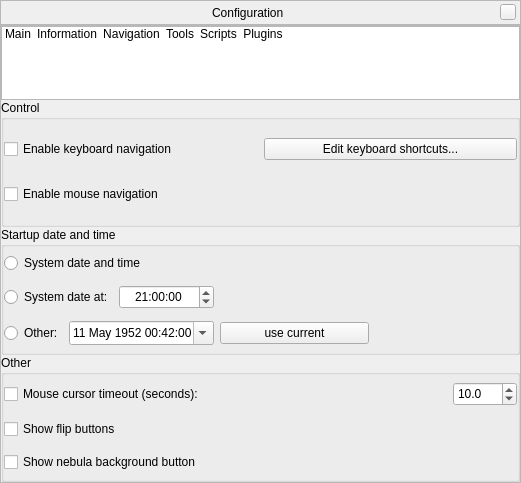
Above: src/gui/configurationDialog.ui from 519984307/stellarium_src before the change. Below: the same form after it.
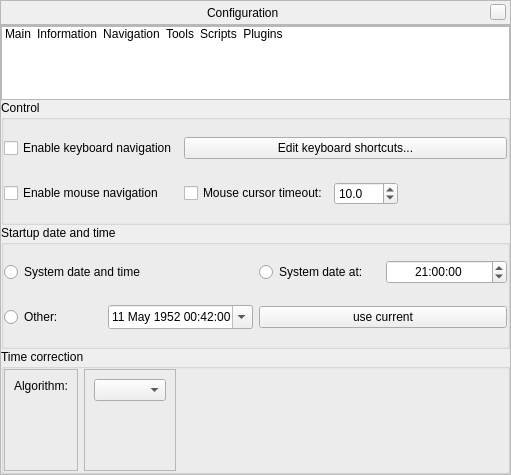
That is the form after the change. The open tabs and pages were chosen to show the change. Icons and pictures are not drawn. Custom widgets are drawn as their Qt base class.

Commit message: refactored configuration menu (stage 1)

```diff
--- a/src/gui/configurationDialog.ui
+++ b/src/gui/configurationDialog.ui
@@ -6,8 +6,8 @@
    <rect>
     <x>0</x>
     <y>0</y>
-    <width>521</width>
-    <height>483</height>
+    <width>511</width>
+    <height>475</height>
    </rect>
   </property>
   <layout class="QVBoxLayout">
@@ -565,7 +565,7 @@
                </property>
               </widget>
              </item>
-             <item row="1" column="0" colspan="2">
+             <item row="1" column="0">
               <widget class="QCheckBox" name="enableMouseNavigationCheckBox">
                <property name="toolTip">
                 <string>Allow mouse to pan (drag) and zoom (mousewheel)</string>
@@ -582,6 +582,58 @@
                </property>
               </widget>
              </item>
+             <item row="1" column="1">
+              <layout class="QHBoxLayout" name="_8">
+               <item>
+                <widget class="QCheckBox" name="mouseTimeoutCheckbox">
+                 <property name="toolTip">
+                  <string>Hides the mouse cursor when inactive</string>
+                 </property>
+                 <property name="text">
+                  <string>Mouse cursor timeout:</string>
+                 </property>
+                </widget>
+               </item>
+               <item>
+                <widget class="QDoubleSpinBox" name="mouseTimeoutSpinBox">
+                 <property name="maximumSize">
+                  <size>
+                   <width>16777215</width>
+                   <height>24</height>
+                  </size>
+                 </property>
+                 <property name="toolTip">
+                  <string>seconds</string>
+                 </property>
+                 <property name="decimals">
+                  <number>1</number>
+                 </property>
+                 <property name="minimum">
+                  <double>0.000000000000000</double>
+                 </property>
+                 <property name="maximum">
+                  <double>3600.000000000000000</double>
+                 </property>
+                 <property name="value">
+                  <double>10.000000000000000</double>
+                 </property>
+                </widget>
+               </item>
+               <item>
+                <spacer name="horizontalSpacer">
+                 <property name="orientation">
+                  <enum>Qt::Horizontal</enum>
+                 </property>
+                 <property name="sizeHint" stdset="0">
+                  <size>
+                   <width>40</width>
+                   <height>20</height>
+                  </size>
+                 </property>
+                </spacer>
+               </item>
+              </layout>
+             </item>
             </layout>
            </widget>
           </item>
@@ -604,7 +656,14 @@
                </property>
               </widget>
              </item>
-             <item row="1" column="0">
+             <item row="2" column="1">
+              <widget class="QPushButton" name="fixedDateTimeCurrentButton">
+               <property name="text">
+                <string>use current</string>
+               </property>
+              </widget>
+             </item>
+             <item row="0" column="1">
               <layout class="QHBoxLayout" name="_3">
                <property name="spacing">
                 <number>6</number>
@@ -709,119 +768,71 @@
                </item>
               </layout>
              </item>
-             <item row="1" column="1">
-              <spacer name="horizontalSpacer_2">
-               <property name="orientation">
-                <enum>Qt::Horizontal</enum>
-               </property>
-               <property name="sizeHint" stdset="0">
-                <size>
-                 <width>123</width>
-                 <height>20</height>
-                </size>
-               </property>
-              </spacer>
-             </item>
-             <item row="2" column="1">
-              <widget class="QPushButton" name="fixedDateTimeCurrentButton">
-               <property name="text">
-                <string>use current</string>
-               </property>
-              </widget>
-             </item>
-             <item row="2" column="2">
-              <spacer name="horizontalSpacer_3">
-               <property name="orientation">
-                <enum>Qt::Horizontal</enum>
-               </property>
-               <property name="sizeHint" stdset="0">
-                <size>
-                 <width>40</width>
-                 <height>20</height>
-                </size>
-               </property>
-              </spacer>
-             </item>
             </layout>
            </widget>
           </item>
           <item>
            <widget class="QGroupBox" name="groupBox_9">
             <property name="title">
-             <string>Other</string>
+             <string>Time correction</string>
             </property>
-            <layout class="QVBoxLayout" name="verticalLayout">
+            <layout class="QHBoxLayout" name="horizontalLayout_9">
              <property name="margin">
               <number>0</number>
              </property>
              <item>
-              <layout class="QHBoxLayout" name="_8">
-               <item>
-                <widget class="QCheckBox" name="mouseTimeoutCheckbox">
-                 <property name="toolTip">
-                  <string>Hides the mouse cursor when inactive</string>
-                 </property>
-                 <property name="text">
-                  <string>Mouse cursor timeout (seconds):</string>
-                 </property>
-                </widget>
-               </item>
-               <item>
-                <spacer name="horizontalSpacer">
-                 <property name="orientation">
-                  <enum>Qt::Horizontal</enum>
-                 </property>
-                 <property name="sizeHint" stdset="0">
-                  <size>
-                   <width>40</width>
-                   <height>20</height>
-                  </size>
-                 </property>
-                </spacer>
-               </item>
-               <item>
-                <widget class="QDoubleSpinBox" name="mouseTimeoutSpinBox">
-                 <property name="maximumSize">
-                  <size>
-                   <width>16777215</width>
-                   <height>24</height>
-                  </size>
-                 </property>
-                 <property name="decimals">
-                  <number>1</number>
-                 </property>
-                 <property name="minimum">
-                  <double>0.000000000000000</double>
-                 </property>
-                 <property name="maximum">
-                  <double>3600.000000000000000</double>
-                 </property>
-                 <property name="value">
-                  <double>10.000000000000000</double>
-                 </property>
-                </widget>
-               </item>
-              </layout>
+              <widget class="QFrame" name="frame">
+               <property name="frameShape">
+                <enum>QFrame::StyledPanel</enum>
+               </property>
+               <property name="frameShadow">
+                <enum>QFrame::Raised</enum>
+               </property>
+               <layout class="QVBoxLayout" name="verticalLayout">
+                <item alignment="Qt::AlignTop">
+                 <widget class="QLabel" name="label_2">
+                  <property name="text">
+                   <string>Algorithm:</string>
+                  </property>
+                 </widget>
+                </item>
+               </layout>
+              </widget>
              </item>
              <item>
-              <widget class="QCheckBox" name="showFlipButtonsCheckbox">
-               <property name="toolTip">
-                <string>Toggle vertical and horizontal image flip buttons.</string>
+              <widget class="QFrame" name="frame_2">
+               <property name="frameShape">
+                <enum>QFrame::StyledPanel</enum>
                </property>
-               <property name="text">
-                <string>Show flip buttons</string>
+               <property name="frameShadow">
+                <enum>QFrame::Raised</enum>
                </property>
+               <layout class="QVBoxLayout" name="verticalLayout_4">
+                <item>
+                 <widget class="QComboBox" name="deltaTAlgorithmComboBox"/>
+                </item>
+                <item>
+                 <widget class="QLabel" name="deltaTAlgorithmDescription">
+                  <property name="text">
+                   <string/>
+                  </property>
+                 </widget>
+                </item>
+               </layout>
               </widget>
              </item>
              <item>
-              <widget class="QCheckBox" name="showNebulaBgButtonCheckbox">
-               <property name="toolTip">
-                <string>Toggle display backgrounds of the nebulae.</string>
+              <spacer name="horizontalSpacer_2">
+               <property name="orientation">
+                <enum>Qt::Horizontal</enum>
                </property>
-               <property name="text">
-                <string>Show nebula background button</string>
+               <property name="sizeHint" stdset="0">
+                <size>
+                 <width>40</width>
+                 <height>20</height>
+                </size>
                </property>
-              </widget>
+              </spacer>
              </item>
             </layout>
            </widget>
@@ -892,7 +903,27 @@
                </property>
               </widget>
              </item>
-             <item row="5" column="0">
+             <item row="2" column="0">
+              <widget class="QCheckBox" name="showNebulaBgButtonCheckbox">
+               <property name="toolTip">
+                <string>Toggle display backgrounds of the nebulae.</string>
+               </property>
+               <property name="text">
+                <string>Show nebula background button</string>
+               </property>
+              </widget>
+             </item>
+             <item row="2" column="1">
+              <widget class="QCheckBox" name="showFlipButtonsCheckbox">
+               <property name="toolTip">
+                <string>Toggle vertical and horizontal image flip buttons.</string>
+               </property>
+               <property name="text">
+                <string>Show flip buttons</string>
+               </property>
+              </widget>
+             </item>
+             <item row="3" column="0" colspan="2">
               <widget class="QCheckBox" name="autoZoomResetsDirectionCheckbox">
                <property name="toolTip">
                 <string>When enabled, the &quot;auto zoom out&quot; key will also set the initial viewing direction</string>
```
Left out of the diff: 239 changed lines with no effect on the pictures.
